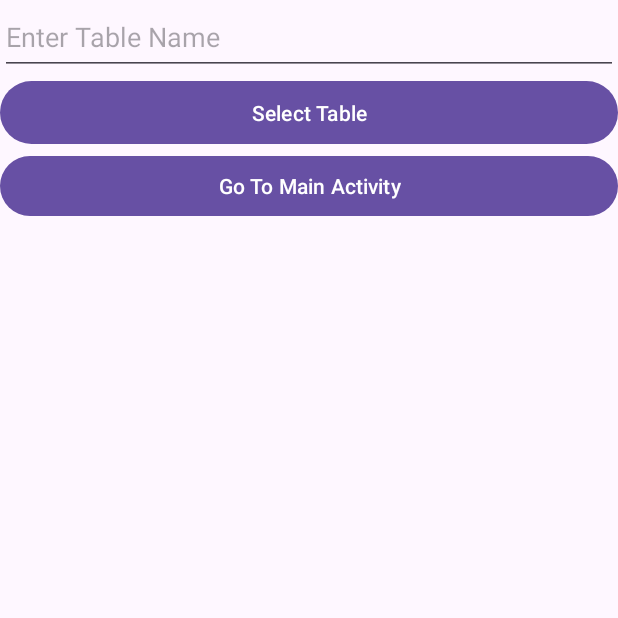
After one commit to DAVITI11/BaseCon, an Android app: the fragment FragmentToShowTable placed in its activity, on a phone screen of 412 x 824 dp, the top half of it. The commit adds this screen. Run offline under Robolectric (Android 15) with nearby library versions, the phone set to English and light mode, and no system bars.

Commit message:
Change Fragments

```diff
--- a/app/src/main/java/com/example/davaleba1/FirstFrmg.java
+++ b/app/src/main/java/com/example/davaleba1/FirstFrmg.java
@@ -15,7 +15,7 @@ import java.util.ArrayList;
 
 public class FirstFrmg extends Fragment {
 
-    Button AddButton,ShowButton,DelButton,ShowAllTables;
+    Button AddButton,ShowButton,DelButton,ShowAllTables,InsertVals;
 
     public View onCreateView(@NonNull LayoutInflater inflater, @Nullable ViewGroup container, @Nullable Bundle savedInstanceState) {
         View view = inflater.inflate(R.layout.firstfrgmlt, container, false);
@@ -29,15 +29,18 @@ public class FirstFrmg extends Fragment {
         ShowButton = view.findViewById(R.id.ShowButton);
         DelButton = view.findViewById(R.id.DelButton);
         ShowAllTables = view.findViewById(R.id.ShowAllTables);
-
+        InsertVals = view.findViewById(R.id.InsertVals);
 
         AddButton.setOnClickListener(v->{
             ((MainActivity)getActivity()).ChangeFragment(new FragmentToAddTable());
         });
 
-//        ShowButton.setOnClickListener(v->{
-//            ((MainActivity)getActivity()).ChangeFragment(new FragmentToShowTable());
-        //});
+        ShowButton.setOnClickListener(v->{
+            ((MainActivity)getActivity()).ChangeFragment(new FragmentToShowTable());
+        });
+        InsertVals.setOnClickListener(v->{
+            ((MainActivity)getActivity()).ChangeFragment(new InsertVals());
+        });
         DelButton.setOnClickListener(v->{
             ((MainActivity)getActivity()).ChangeFragment(new FragmentToDeleteTable());
         });
--- /dev/null
+++ b/app/src/main/java/com/example/davaleba1/FragmentToShowTable.java
@@ -0,0 +1,77 @@
+package com.example.davaleba1;
+
+import android.os.Bundle;
+import android.view.Gravity;
+import android.view.LayoutInflater;
+import android.view.View;
+import android.view.ViewGroup;
+import android.widget.ArrayAdapter;
+import android.widget.Button;
+import android.widget.EditText;
+import android.widget.ListView;
+import android.widget.TextView;
+
+import androidx.annotation.NonNull;
+import androidx.annotation.Nullable;
+import androidx.fragment.app.Fragment;
+
+import com.google.android.material.dialog.MaterialAlertDialogBuilder;
+
+import java.util.ArrayList;
+
+public class FragmentToShowTable extends Fragment {
+    TextView TbNm;
+    EditText TableNameInput;
+    Button SLBTN;
+    Button GoToMainButton;
+    ListView ListV;
+    @Nullable
+    @Override
+    public View onCreateView(@NonNull LayoutInflater inflater, @Nullable ViewGroup container, @Nullable Bundle savedInstanceState) {
+        View view = inflater.inflate(R.layout.select_table, container, false);
+        return view;
+    }
+
+    @Override
+    public void onViewCreated(@NonNull View view, @Nullable Bundle savedInstanceState) {
+        super.onViewCreated(view, savedInstanceState);
+        TbNm = view.findViewById(R.id.TableNm);
+        TbNm.setGravity(Gravity.CENTER);
+        GoToMainButton = view.findViewById(R.id.GoToMainButton);
+        ListV = view.findViewById(R.id.ListV);
+        TableNameInput = view.findViewById(R.id.TableNameInput);
+        SLBTN = view.findViewById(R.id.SLBTN);
+        SLBTN.setOnClickListener(v->{
+            if(!TableNameInput.getText().toString().isEmpty()){
+                ArrayList<String> Result = ((MainActivity)getActivity()).SelectTable(TableNameInput.getText().toString());
+//                if(Result.isEmpty()){
+//                    new MaterialAlertDialogBuilder(requireContext())
+//                            .setTitle("Warning")
+//                            .setMessage("Table Not Found")
+//                            .setPositiveButton("Ok", (dialog, which) -> {
+//                                dialog.dismiss();
+//                            })
+//                            .show();
+//                    return;
+//                }
+                ArrayAdapter<String> adpt = new ArrayAdapter<>(getActivity(), android.R.layout.simple_list_item_1, Result);
+                ListV.setAdapter(adpt);
+                TbNm.setText(TableNameInput.getText().toString());
+                TableNameInput.setText("");
+            }
+        });
+        GoToMainButton.setOnClickListener(v->{
+            new MaterialAlertDialogBuilder(requireContext())
+                    .setTitle("Warning")
+                    .setMessage("Are You Sure You Want To Go To Main Activity?")
+                    .setPositiveButton("Yes", (dialog, which) -> {
+                        ((MainActivity)getActivity()).ChangeFragment(new FirstFrmg());
+                    })
+                    .setNegativeButton("No", (dialog, which) -> {
+                        dialog.dismiss();
+                    })
+                    .show();
+        });
+
+    }
+}
--- a/app/src/main/res/layout/firstfrgmlt.xml
+++ b/app/src/main/res/layout/firstfrgmlt.xml
@@ -11,6 +11,8 @@
 
     <Button android:id="@+id/ShowButton" android:layout_width="match_parent" android:layout_height="wrap_content" android:text="Select Table"></Button>
 
+    <Button android:id="@+id/InsertVals" android:layout_width="match_parent" android:layout_height="wrap_content" android:text="Insert Values"></Button>
+
     <Button android:id="@+id/DelButton" android:layout_width="match_parent" android:layout_height="wrap_content" android:text="Delete Table"></Button>
 
     <Button android:id="@+id/ShowAllTables" android:layout_width="match_parent" android:layout_height="wrap_content" android:text="Show All Tables"></Button>
--- /dev/null
+++ b/app/src/main/res/layout/select_table.xml
@@ -0,0 +1,17 @@
+<?xml version="1.0" encoding="utf-8"?>
+<LinearLayout xmlns:android="http://schemas.android.com/apk/res/android"
+    android:layout_width="match_parent"
+    android:layout_height="match_parent"
+    android:orientation="vertical">
+
+    <EditText android:id="@+id/TableNameInput" android:layout_width="match_parent" android:layout_height="50dp" android:hint="Enter Table Name"></EditText>
+
+    <Button android:id="@+id/SLBTN" android:layout_width="match_parent" android:layout_height="50dp" android:text="Select Table"></Button>
+
+    <Button android:id="@+id/GoToMainButton" android:layout_width="match_parent" android:layout_height="wrap_content" android:text="Go To Main Activity"></Button>
+
+    <TextView android:id="@+id/TableNm" android:layout_width="match_parent" android:layout_height="50dp"></TextView>
+
+    <ListView android:id="@+id/ListV" android:layout_width="match_parent" android:layout_height="match_parent"></ListView>
+
+</LinearLayout>
```
Also changed, not shown: app/src/main/java/com/example/davaleba1/DataBaseCon.java (+36 -2 lines), app/src/main/java/com/example/davaleba1/FragmentToAddTable.java (+20 -15 lines), app/src/main/java/com/example/davaleba1/InsertVals.java (added, +66 -0 lines), app/src/main/java/com/example/davaleba1/InstAdpt.java (added, +43 -0 lines), app/src/main/java/com/example/davaleba1/MainActivity.java (+9 -2 lines), app/src/main/res/layout/insert_vals.xml (added, +17 -0 lines), app/src/main/res/layout/insert_vals2.xml (added, +12 -0 lines).
